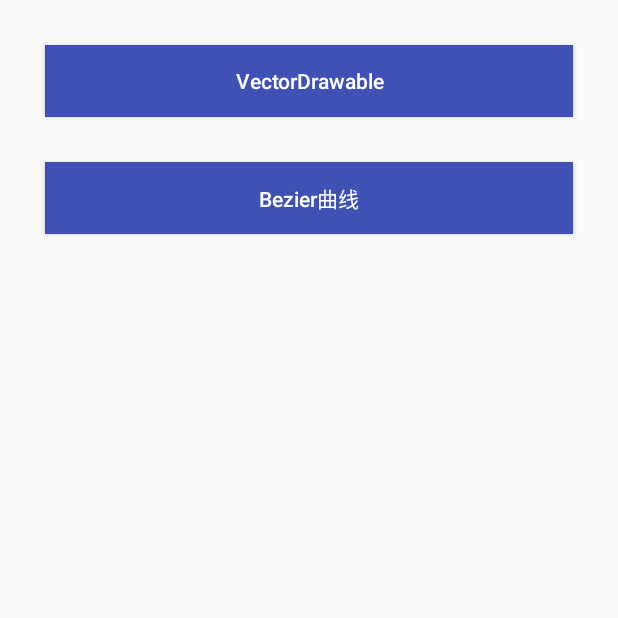
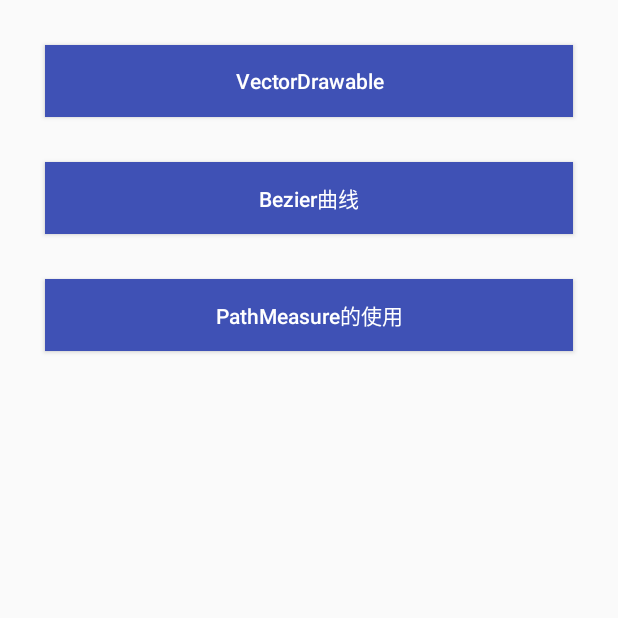
Before and after one commit to Pgrammerybj/AnimationUtils, an Android app: the screen it shows after launch (MainActivity), on a phone screen of 412 x 824 dp, the top half of it. Run offline under Robolectric (Android 15) with nearby library versions, the phone set to English and light mode, and no system bars.

Commit message:
PathMeasure实现的路径动画以及加载动画

```diff
--- a/app/src/main/AndroidManifest.xml
+++ b/app/src/main/AndroidManifest.xml
@@ -24,6 +24,8 @@
         <activity android:name=".bezierdemo.PathMorphingBezier"/>
         <activity android:name=".bezierdemo.WaveBezier"/>
         <activity android:name=".bezierdemo.ShoppingCartPathBezier"/>
+        <activity android:name=".pathmeasure.PathMeasureTest"/>
+        <activity android:name=".pathmeasure.CanvasPathPathMeasure"/>
     </application>
 
 </manifest>
--- a/app/src/main/res/layout/activity_main.xml
+++ b/app/src/main/res/layout/activity_main.xml
@@ -35,5 +35,18 @@
         android:textSize="@dimen/sp_14"
         />
 
+    <Button
+        android:layout_width="match_parent"
+        android:layout_height="wrap_content"
+        android:layout_marginLeft="@dimen/item_margin_leftright"
+        android:layout_marginRight="@dimen/item_margin_leftright"
+        android:layout_marginTop="@dimen/item_margin_leftright"
+        android:background="@color/colorPrimary"
+        android:onClick="goPathMeasureDemo"
+        android:text="@string/btn_path_measure"
+        android:textAllCaps="false"
+        android:textColor="@color/colorWhite"
+        android:textSize="@dimen/sp_14"
+        />
 
 </LinearLayout>
--- a/app/src/main/res/values/strings.xml
+++ b/app/src/main/res/values/strings.xml
@@ -1,8 +1,9 @@
 <resources>
-    <string name="app_name">动画测试</string>
+    <string name="app_name">Android动画合集</string>
     <string name="btn_vectordrawable">VectorDrawable</string>
     <string name="btn_bezier">Bezier曲线</string>
     <string name="btn_vectordemo">Vector基础测试</string>
+    <string name="btn_path_measure">PathMeasure的使用</string>
 
     <string name="btn_second_bezier">二阶Bezier测试</string>
     <string name="btn_third_bezier">三阶Bezier测试</string>
@@ -10,4 +11,7 @@
     <string name="btn_path_morphing_bezier">Bezier实现的轨迹变化动画</string>
     <string name="btn_wave_bezier">Bezier实现的水波纹动画</string>
     <string name="btn_shopping_cart_bezier">Bezier实现的购物车轨迹动画</string>
+
+    <string name="btn_path_measure_canvas_path">PathMeasure实现的路径绘制</string>
+
 </resources>
```
Also changed, not shown: app/src/main/java/com/angelstar/animation/MainActivity.java (+7 -1 lines), app/src/main/java/com/angelstar/animation/pathmeasure/CanvasPathPathMeasure.java (added, +24 -0 lines), app/src/main/java/com/angelstar/animation/pathmeasure/PathMeasureTest.java (added, +31 -0 lines), app/src/main/java/com/angelstar/animation/views/CirclePathPathMeasureView.java (added, +103 -0 lines), app/src/main/res/layout/activity_canvaspathpathmeasure.xml (added, +21 -0 lines), app/src/main/res/layout/activity_pathmeasuretest.xml (added, +21 -0 lines), 1 other file.
